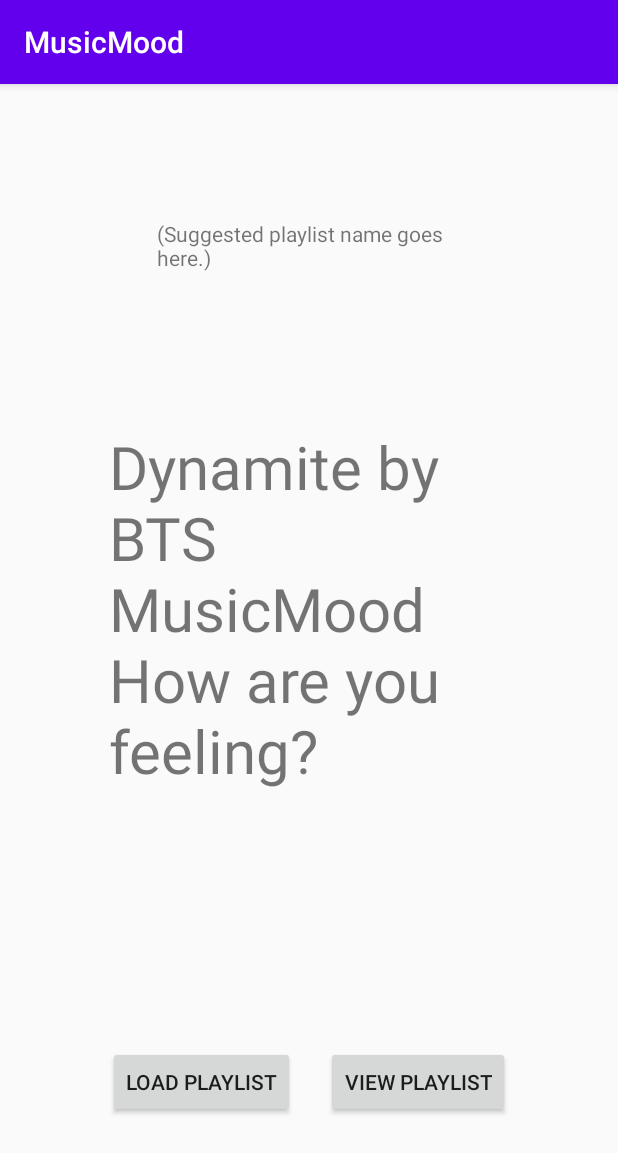
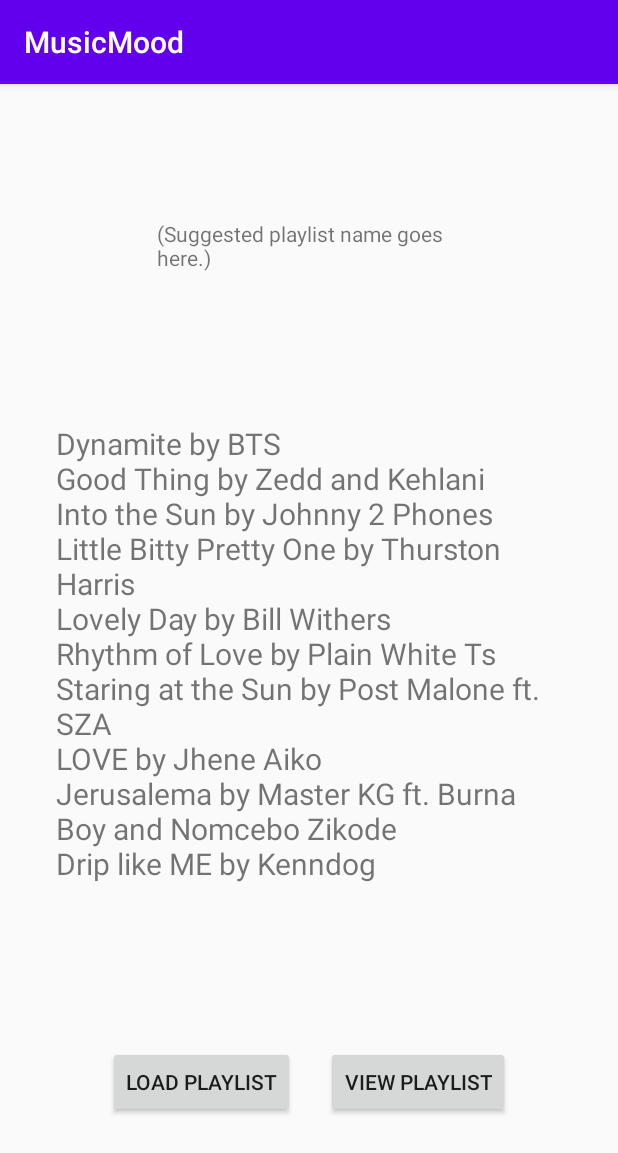
Before and after one commit to ojurere/MusicMood, an Android app: the PlaylistActivity screen opened directly, with no data from a screen before it, after a tap on "VIEW PLAYLIST", on a phone screen of 412 x 824 dp. Shown: the top 1153 px of the screen. Run offline under Robolectric (Android 15) with nearby library versions, the phone set to English and light mode, and no system bars.

Commit message:
Got some stuff working in the PlaylistActivity class

```diff
--- a/app/src/main/res/layout/activity_main.xml
+++ b/app/src/main/res/layout/activity_main.xml
@@ -25,7 +25,6 @@
         android:layout_marginTop="20dp"
         android:layout_marginBottom="20dp"
         android:text="@string/mood_answer_happy"
-        android:onClick="getMood"
         app:layout_constraintBottom_toBottomOf="parent"
         app:layout_constraintHorizontal_bias="0.496"
         app:layout_constraintLeft_toLeftOf="parent"
--- a/app/src/main/res/layout/activity_playlist.xml
+++ b/app/src/main/res/layout/activity_playlist.xml
@@ -45,8 +45,8 @@
         app:layout_constraintVertical_bias="0.891" />
 
     <ScrollView
-        android:layout_width="267dp"
-        android:layout_height="388dp"
+        android:layout_width="337dp"
+        android:layout_height="392dp"
         app:layout_constraintBottom_toBottomOf="parent"
         app:layout_constraintEnd_toEndOf="parent"
         app:layout_constraintStart_toStartOf="parent"
@@ -59,7 +59,7 @@
             android:layout_height="wrap_content"
             android:layout_marginTop="10dp"
             android:scrollbars="vertical"
-            android:textSize="40sp"
+            android:textSize="20sp"
             tools:text="LIST" />
     </ScrollView>
 </androidx.constraintlayout.widget.ConstraintLayout>
--- a/app/src/main/res/values/strings.xml
+++ b/app/src/main/res/values/strings.xml
@@ -7,6 +7,17 @@
     <string name="mood_answer_sad">Definitely in my feelings</string>
     <string name="mood_go">GO</string>
     <string name="playlist_title">(Suggested playlist name goes here.)</string>
+    <string name="one">Dynamite by BTS</string>
+    <string name="two">Good Thing by Zedd and Kehlani</string>
+    <string name="three">Into the Sun by Johnny 2 Phones</string>
+    <string name="four">Little Bitty Pretty One by Thurston Harris</string>
+    <string name="five">Lovely Day by Bill Withers</string>
+    <string name="six">Rhythm of Love by Plain White Ts</string>
+    <string name="seven">Staring at the Sun by Post Malone ft. SZA</string>
+    <string name="eight">LOVE by Jhene Aiko</string>
+    <string name="nine">Jerusalema by Master KG ft. Burna Boy and Nomcebo Zikode</string>
+    <string name="ten">Drip like ME by Kenndog</string>
+
 
 
 </resources>
```
Also changed, not shown: app/src/main/java/edu/mssu/cis385/musicmood/MainActivity.java (+14 -5 lines), app/src/main/java/edu/mssu/cis385/musicmood/PlaylistActivity.java (+12 -5 lines).
